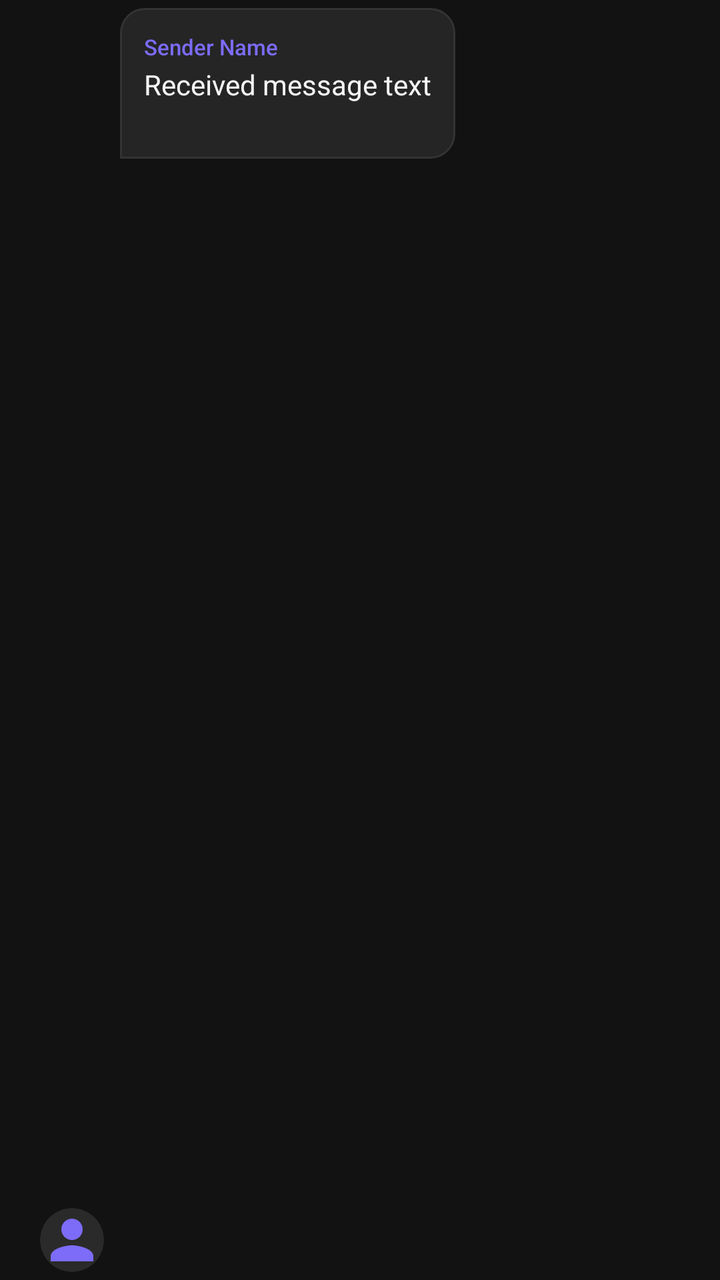
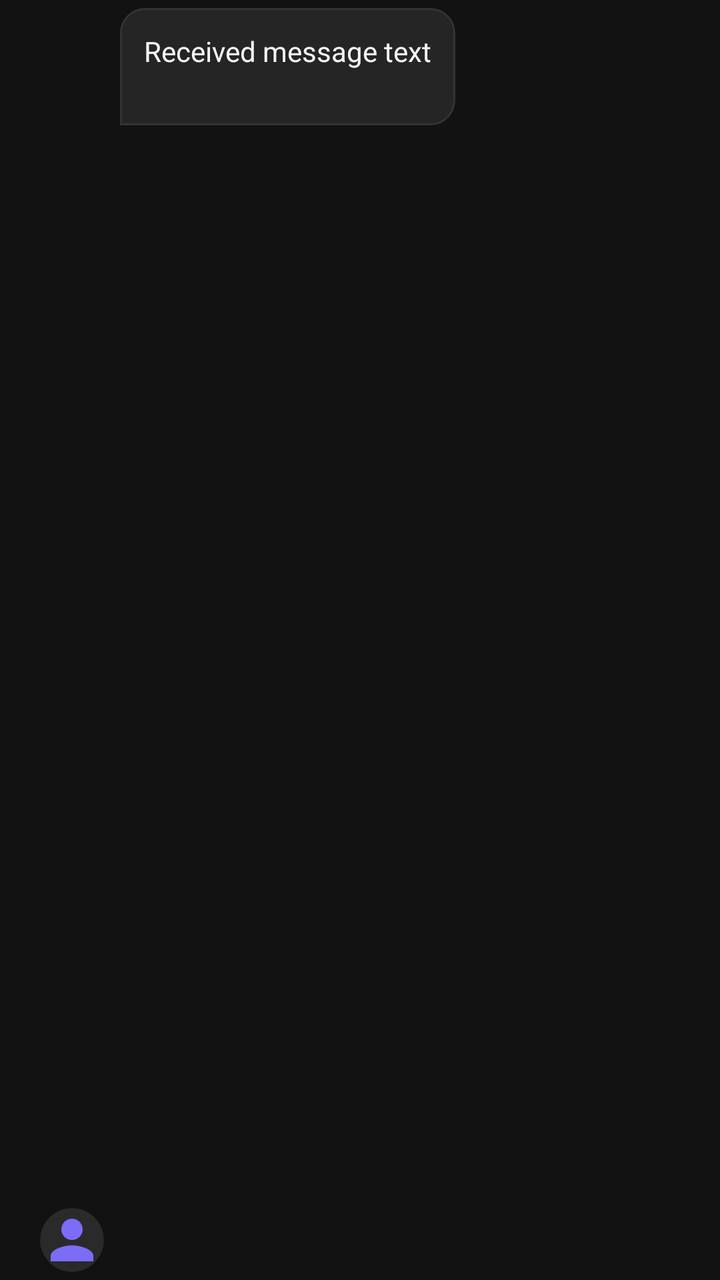

An Android layout rendered at two revisions. The XML below is the earlier revision; the diff shows what the commit changed to produce the second picture.
<!-- AndroidManifest.xml: application theme Theme.Findora -->
<!-- res/layout/item_chat_received.xml -->
<?xml version="1.0" encoding="utf-8"?>
<LinearLayout xmlns:android="http://schemas.android.com/apk/res/android"
    xmlns:app="http://schemas.android.com/apk/res-auto"
    android:layout_width="match_parent"
    android:layout_height="wrap_content"
    android:gravity="start"
    android:orientation="horizontal"
    android:paddingVertical="4dp"
    android:paddingHorizontal="@dimen/screen_padding_horizontal">

    <com.google.android.material.card.MaterialCardView
        android:id="@+id/cvAvatar"
        android:layout_width="32dp"
        android:layout_height="32dp"
        android:layout_marginEnd="8dp"
        android:layout_gravity="bottom"
        app:cardCornerRadius="16dp"
        app:cardElevation="0dp">

        <ImageView
            android:id="@+id/ivAvatar"
            android:layout_width="match_parent"
            android:layout_height="match_parent"
            android:scaleType="centerCrop"
            android:src="@drawable/ic_person"
            app:tint="@color/primary_purple" />
    </com.google.android.material.card.MaterialCardView>

    <LinearLayout
        android:layout_width="wrap_content"
        android:layout_height="wrap_content"
        android:background="@drawable/bg_bubble_received"
        android:orientation="vertical"
        android:padding="12dp">

        <TextView
            android:id="@+id/tvSenderName"
            android:layout_width="wrap_content"
            android:layout_height="wrap_content"
            android:layout_marginBottom="2dp"
            android:text="Sender Name"
            android:textColor="@color/primary_purple"
            android:textSize="11sp"
            android:fontFamily="sans-serif-medium" />

        <com.google.android.material.imageview.ShapeableImageView
            android:id="@+id/ivMessageImage"
            android:layout_width="220dp"
            android:layout_height="wrap_content"
            android:maxHeight="260dp"
            android:layout_marginBottom="4dp"
            android:adjustViewBounds="true"
            android:scaleType="centerCrop"
            android:visibility="gone"
            app:shapeAppearanceOverlay="@style/ShapeAppearance.Material3.Corner.Medium" />

        <TextView
            android:id="@+id/tvMessage"
            android:layout_width="wrap_content"
            android:layout_height="wrap_content"
            android:maxWidth="280dp"
            android:text="Received message text"
            android:textColor="@color/text_dark"
            android:textSize="14sp" />

        <LinearLayout
            android:layout_width="wrap_content"
            android:layout_height="wrap_content"
            android:layout_gravity="end"
            android:layout_marginTop="2dp"
            android:orientation="horizontal"
            android:gravity="center_vertical">
            
            <TextView
                android:id="@+id/tvEdited"
                android:layout_width="wrap_content"
                android:layout_height="wrap_content"
                android:layout_marginEnd="4dp"
                android:text="(Edited)"
                android:textColor="@color/text_hint"
                android:textSize="10sp"
                android:textStyle="italic"
                android:visibility="gone" />

            <TextView
                android:id="@+id/tvTime"
                android:layout_width="wrap_content"
                android:layout_height="wrap_content"
                android:textColor="@color/text_hint"
                android:textSize="10sp" />
        </LinearLayout>
    </LinearLayout>
</LinearLayout>
<!-- resources referenced by this layout -->
<resources>
  <color name="primary_purple">#7C6CF8</color>
  <color name="text_dark">#F5F5F5</color>
  <color name="text_hint">#666666</color>
  <dimen name="screen_padding_horizontal">20dp</dimen>
  <!-- drawable bg_bubble_received (drawable) -->
  <?xml version="1.0" encoding="utf-8"?>
  <shape xmlns:android="http://schemas.android.com/apk/res/android"
      android:shape="rectangle">
      <corners
          android:topLeftRadius="12dp"
          android:topRightRadius="12dp"
          android:bottomLeftRadius="0dp"
          android:bottomRightRadius="12dp" />
      <solid android:color="@color/surface_02" />
      <stroke android:width="1dp" android:color="@color/card_border" />
  </shape>
  <!-- drawable ic_person (drawable) -->
  <vector xmlns:android="http://schemas.android.com/apk/res/android"
      android:width="24dp"
      android:height="24dp"
      android:viewportWidth="24"
      android:viewportHeight="24">
    <path
        android:fillColor="@color/text_dark"
        android:pathData="M12,12c2.21,0 4,-1.79 4,-4s-1.79,-4 -4,-4 -4,1.79 -4,4 1.79,4 4,4zM12,14c-2.67,0 -8,1.34 -8,4v2h16v-2c0,-2.66 -5.33,-4 -8,-4z"/>
  </vector>
  <color name="surface_02">#252525</color>
  <color name="card_border">#333333</color>
  <color name="white">#FFFFFF</color>
  <color name="light_purple">#2D2550</color>
  <color name="md_theme_onPrimaryContainer">#CEC6FF</color>
  <color name="success_green">#4ADE80</color>
  <color name="md_theme_onSecondary">#0A2618</color>
  <color name="light_green">#0D2B1A</color>
  <color name="error_red">#F87171</color>
  <color name="md_theme_onError">#3D0000</color>
  <color name="screen_background">#121212</color>
  <color name="surface_01">#1E1E1E</color>
  <color name="card_background">#2A2A2A</color>
  <color name="text_gray">#AAAAAA</color>
  <color name="md_theme_outline">#444444</color>
  <style name="Widget.Findora.Card" parent="Widget.Material3.CardView.Elevated">
          <item name="cardCornerRadius">@dimen/card_corner_radius</item>
          <item name="cardElevation">0dp</item>
          <item name="strokeWidth">0dp</item>
          <item name="cardBackgroundColor">@color/card_background</item>
          <item name="rippleColor">@color/primary_purple_10</item>
      </style>
  <style name="Widget.Findora.Chip" parent="Widget.Material3.Chip.Filter">
          <item name="chipCornerRadius">@dimen/chip_corner_radius</item>
          <item name="chipBackgroundColor">@color/chip_bg_colors</item>
          <item name="chipStrokeColor">@color/chip_stroke_colors</item>
          <item name="chipStrokeWidth">1dp</item>
          <item name="android:textColor">@color/chip_text_colors</item>
          <item name="checkedIconVisible">false</item>
          <item name="chipMinHeight">36dp</item>
          <item name="android:textSize">@dimen/text_caption</item>
          <item name="android:textStyle">bold</item>
      </style>
  <style name="Widget.Findora.BottomNav" parent="Widget.MaterialComponents.BottomNavigationView">
          <item name="itemIconTint">@color/nav_item_colors</item>
          <item name="itemTextColor">@color/nav_item_colors</item>
          <item name="itemActiveIndicatorStyle">@style/Widget.Findora.BottomNav.ActiveIndicator</item>
      </style>
  <dimen name="button_corner_radius">16dp</dimen>
  <dimen name="text_body">15sp</dimen>
  <dimen name="button_height">56dp</dimen>
  <dimen name="card_corner_radius">20dp</dimen>
  <color name="primary_purple_10">#1A7C6CF8</color>
  <dimen name="input_corner_radius">14dp</dimen>
  <dimen name="chip_corner_radius">20dp</dimen>
  <dimen name="text_caption">13sp</dimen>
  <style name="Widget.Findora.BottomNav.ActiveIndicator" parent="Widget.Material3.BottomNavigationView.ActiveIndicator">
          <item name="android:color">@color/light_purple</item>
      </style>
  <!-- unchanged entries left out for length: 3 -->
</resources>

<!-- the commit's change to res/layout/item_chat_received.xml (unified diff, before → after) -->
@@ -33,15 +33,7 @@
         android:orientation="vertical"
         android:padding="12dp">
 
-        <TextView
-            android:id="@+id/tvSenderName"
-            android:layout_width="wrap_content"
-            android:layout_height="wrap_content"
-            android:layout_marginBottom="2dp"
-            android:text="Sender Name"
-            android:textColor="@color/primary_purple"
-            android:textSize="11sp"
-            android:fontFamily="sans-serif-medium" />
+
 
         <com.google.android.material.imageview.ShapeableImageView
             android:id="@+id/ivMessageImage"
